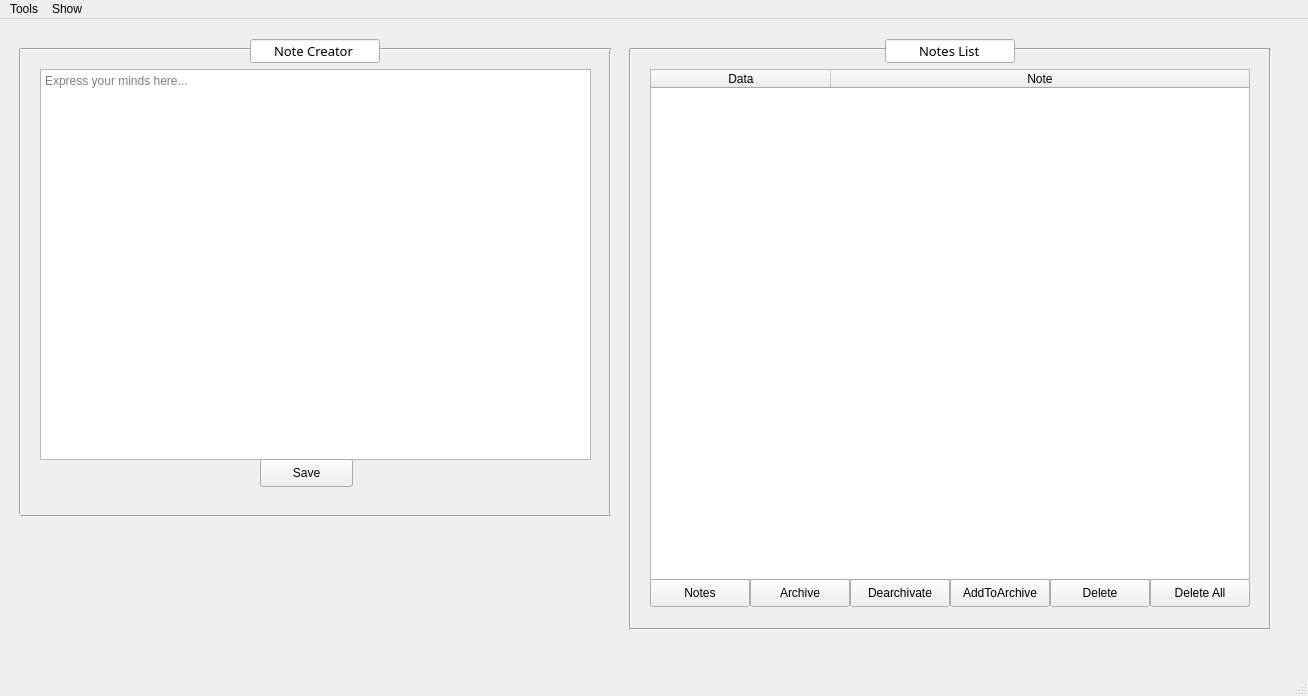
Hodor-Brain/Third_Sem_Lab_2, file Proj1/NotePad/mainwindow.ui: the form before one commit.
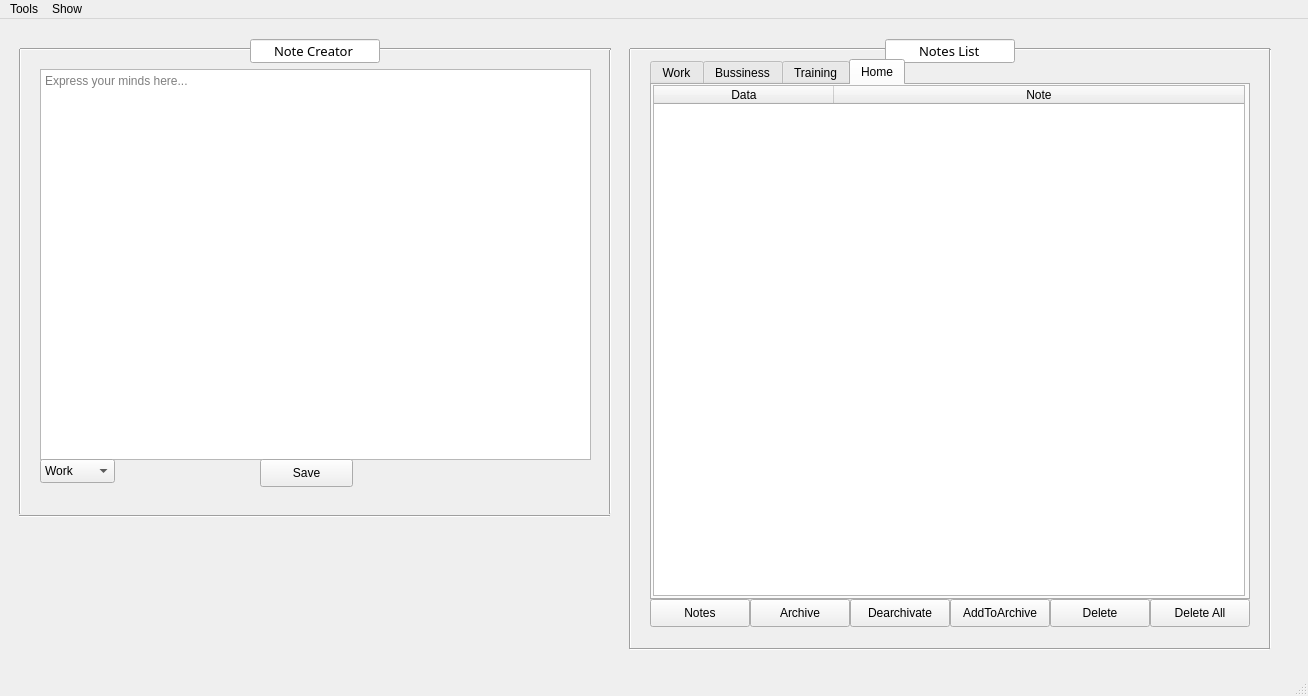
The form after the commit.

```diff
--- a/Proj1/NotePad/mainwindow.ui
+++ b/Proj1/NotePad/mainwindow.ui
@@ -40,97 +40,10 @@
      <string>Save</string>
     </property>
    </widget>
-   <widget class="QTableWidget" name="Table">
-    <property name="geometry">
-     <rect>
-      <x>650</x>
-      <y>50</y>
-      <width>600</width>
-      <height>511</height>
-     </rect>
-    </property>
-    <property name="sizeAdjustPolicy">
-     <enum>QAbstractScrollArea::AdjustIgnored</enum>
-    </property>
-    <property name="selectionBehavior">
-     <enum>QAbstractItemView::SelectRows</enum>
-    </property>
-    <attribute name="horizontalHeaderCascadingSectionResizes">
-     <bool>true</bool>
-    </attribute>
-    <attribute name="horizontalHeaderDefaultSectionSize">
-     <number>180</number>
-    </attribute>
-    <attribute name="horizontalHeaderStretchLastSection">
-     <bool>true</bool>
-    </attribute>
-    <column>
-     <property name="text">
-      <string>Data</string>
-     </property>
-    </column>
-    <column>
-     <property name="text">
-      <string>Note</string>
-     </property>
-    </column>
-   </widget>
-   <widget class="QPushButton" name="DeleteAll">
-    <property name="geometry">
-     <rect>
-      <x>1150</x>
-      <y>560</y>
-      <width>100</width>
-      <height>28</height>
-     </rect>
-    </property>
-    <property name="text">
-     <string>Delete All</string>
-    </property>
-   </widget>
-   <widget class="QPushButton" name="Archivator">
-    <property name="geometry">
-     <rect>
-      <x>950</x>
-      <y>560</y>
-      <width>100</width>
-      <height>28</height>
-     </rect>
-    </property>
-    <property name="text">
-     <string>AddToArchive</string>
-    </property>
-   </widget>
-   <widget class="QPushButton" name="Archive">
-    <property name="geometry">
-     <rect>
-      <x>750</x>
-      <y>560</y>
-      <width>100</width>
-      <height>28</height>
-     </rect>
-    </property>
-    <property name="text">
-     <string>Archive</string>
-    </property>
-   </widget>
-   <widget class="QPushButton" name="Notes">
-    <property name="geometry">
-     <rect>
-      <x>650</x>
-      <y>560</y>
-      <width>100</width>
-      <height>28</height>
-     </rect>
-    </property>
-    <property name="text">
-     <string>Notes</string>
-    </property>
-   </widget>
    <widget class="Line" name="line">
     <property name="geometry">
      <rect>
-      <x>20</x>
+      <x>19</x>
       <y>490</y>
       <width>591</width>
       <height>15</height>
@@ -228,7 +141,7 @@
       <x>620</x>
       <y>30</y>
       <width>20</width>
-      <height>580</height>
+      <height>600</height>
      </rect>
     </property>
     <property name="orientation">
@@ -239,7 +152,7 @@
     <property name="geometry">
      <rect>
       <x>630</x>
-      <y>600</y>
+      <y>620</y>
       <width>640</width>
       <height>20</height>
      </rect>
@@ -277,7 +190,7 @@
       <x>1260</x>
       <y>30</y>
       <width>20</width>
-      <height>580</height>
+      <height>600</height>
      </rect>
     </property>
     <property name="orientation">
@@ -330,24 +243,227 @@
      <enum>Qt::Horizontal</enum>
     </property>
    </widget>
-   <widget class="QPushButton" name="Delete">
+   <widget class="QComboBox" name="comboBox">
     <property name="geometry">
      <rect>
-      <x>1050</x>
-      <y>560</y>
+      <x>40</x>
+      <y>440</y>
+      <width>75</width>
+      <height>24</height>
+     </rect>
+    </property>
+    <item>
+     <property name="text">
+      <string>Work</string>
+     </property>
+    </item>
+    <item>
+     <property name="text">
+      <string>Bussiness</string>
+     </property>
+    </item>
+    <item>
+     <property name="text">
+      <string>Training</string>
+     </property>
+    </item>
+    <item>
+     <property name="text">
+      <string>Home</string>
+     </property>
+    </item>
+   </widget>
+   <widget class="QTabWidget" name="tabWidget">
+    <property name="geometry">
+     <rect>
+      <x>650</x>
+      <y>40</y>
+      <width>600</width>
+      <height>541</height>
+     </rect>
+    </property>
+    <property name="currentIndex">
+     <number>3</number>
+    </property>
+    <widget class="QWidget" name="tab">
+     <attribute name="title">
+      <string>Work</string>
+     </attribute>
+     <widget class="QTableWidget" name="Table">
+      <property name="geometry">
+       <rect>
+        <x>1</x>
+        <y>0</y>
+        <width>592</width>
+        <height>511</height>
+       </rect>
+      </property>
+      <property name="sizeAdjustPolicy">
+       <enum>QAbstractScrollArea::AdjustIgnored</enum>
+      </property>
+      <property name="selectionBehavior">
+       <enum>QAbstractItemView::SelectRows</enum>
+      </property>
+      <attribute name="horizontalHeaderCascadingSectionResizes">
+       <bool>true</bool>
+      </attribute>
+      <attribute name="horizontalHeaderDefaultSectionSize">
+       <number>180</number>
+      </attribute>
+      <attribute name="horizontalHeaderStretchLastSection">
+       <bool>true</bool>
+      </attribute>
+      <column>
+       <property name="text">
+        <string>Data</string>
+       </property>
+      </column>
+      <column>
+       <property name="text">
+        <string>Note</string>
+       </property>
+      </column>
+     </widget>
+    </widget>
+    <widget class="QWidget" name="tab_2">
+     <attribute name="title">
+      <string>Bussiness</string>
+     </attribute>
+     <widget class="QTableWidget" name="Table_2">
+      <property name="geometry">
+       <rect>
+        <x>1</x>
+        <y>0</y>
+        <width>592</width>
+        <height>511</height>
+       </rect>
+      </property>
+      <property name="sizeAdjustPolicy">
+       <enum>QAbstractScrollArea::AdjustIgnored</enum>
+      </property>
+      <property name="selectionBehavior">
+       <enum>QAbstractItemView::SelectRows</enum>
+      </property>
+      <attribute name="horizontalHeaderCascadingSectionResizes">
+       <bool>true</bool>
+      </attribute>
+      <attribute name="horizontalHeaderDefaultSectionSize">
+       <number>180</number>
+      </attribute>
+      <attribute name="horizontalHeaderStretchLastSection">
+       <bool>true</bool>
+      </attribute>
+      <column>
+       <property name="text">
+        <string>Data</string>
+       </property>
+      </column>
+      <column>
+       <property name="text">
+        <string>Note</string>
+       </property>
+      </column>
+     </widget>
+    </widget>
+    <widget class="QWidget" name="tab_3">
+     <attribute name="title">
+      <string>Training</string>
+     </attribute>
+     <widget class="QTableWidget" name="Table_3">
+      <property name="geometry">
+       <rect>
+        <x>1</x>
+        <y>0</y>
+        <width>592</width>
+        <height>511</height>
+       </rect>
+      </property>
+      <property name="sizeAdjustPolicy">
+       <enum>QAbstractScrollArea::AdjustIgnored</enum>
+      </property>
+      <property name="selectionBehavior">
+       <enum>QAbstractItemView::SelectRows</enum>
+      </property>
+      <attribute name="horizontalHeaderCascadingSectionResizes">
+       <bool>true</bool>
+      </attribute>
+      <attribute name="horizontalHeaderDefaultSectionSize">
+       <number>180</number>
+      </attribute>
+      <attribute name="horizontalHeaderStretchLastSection">
+       <bool>true</bool>
+      </attribute>
+      <column>
+       <property name="text">
+        <string>Data</string>
+       </property>
+      </column>
+      <column>
+       <property name="text">
+        <string>Note</string>
+       </property>
+      </column>
+     </widget>
+    </widget>
+    <widget class="QWidget" name="tab_4">
+     <attribute name="title">
+      <string>Home</string>
+     </attribute>
+     <widget class="QTableWidget" name="Table_4">
+      <property name="geometry">
+       <rect>
+        <x>1</x>
+        <y>0</y>
+        <width>592</width>
+        <height>511</height>
+       </rect>
+      </property>
+      <property name="sizeAdjustPolicy">
+       <enum>QAbstractScrollArea::AdjustIgnored</enum>
+      </property>
+      <property name="selectionBehavior">
+       <enum>QAbstractItemView::SelectRows</enum>
+      </property>
+      <attribute name="horizontalHeaderCascadingSectionResizes">
+       <bool>true</bool>
+      </attribute>
+      <attribute name="horizontalHeaderDefaultSectionSize">
+       <number>180</number>
+      </attribute>
+      <attribute name="horizontalHeaderStretchLastSection">
+       <bool>true</bool>
+      </attribute>
+      <column>
+       <property name="text">
+        <string>Data</string>
+       </property>
+      </column>
+      <column>
+       <property name="text">
+        <string>Note</string>
+       </property>
+      </column>
+     </widget>
+    </widget>
+   </widget>
+   <widget class="QPushButton" name="DeleteAll">
+    <property name="geometry">
+     <rect>
+      <x>1150</x>
+      <y>580</y>
       <width>100</width>
       <height>28</height>
      </rect>
     </property>
     <property name="text">
-     <string>Delete</string>
+     <string>Delete All</string>
     </property>
    </widget>
    <widget class="QPushButton" name="Dearchivate">
     <property name="geometry">
      <rect>
       <x>850</x>
-      <y>560</y>
+      <y>580</y>
       <width>100</width>
       <height>28</height>
      </rect>
@@ -356,6 +472,58 @@
      <string>Dearchivate</string>
     </property>
    </widget>
+   <widget class="QPushButton" name="Delete">
+    <property name="geometry">
+     <rect>
+      <x>1050</x>
+      <y>580</y>
+      <width>100</width>
+      <height>28</height>
+     </rect>
+    </property>
+    <property name="text">
+     <string>Delete</string>
+    </property>
+   </widget>
+   <widget class="QPushButton" name="Archive">
+    <property name="geometry">
+     <rect>
+      <x>750</x>
+      <y>580</y>
+      <width>100</width>
+      <height>28</height>
+     </rect>
+    </property>
+    <property name="text">
+     <string>Archive</string>
+    </property>
+   </widget>
+   <widget class="QPushButton" name="Archivator">
+    <property name="geometry">
+     <rect>
+      <x>950</x>
+      <y>580</y>
+      <width>100</width>
+      <height>28</height>
+     </rect>
+    </property>
+    <property name="text">
+     <string>AddToArchive</string>
+    </property>
+   </widget>
+   <widget class="QPushButton" name="Notes">
+    <property name="geometry">
+     <rect>
+      <x>650</x>
+      <y>580</y>
+      <width>100</width>
+      <height>28</height>
+     </rect>
+    </property>
+    <property name="text">
+     <string>Notes</string>
+    </property>
+   </widget>
   </widget>
   <widget class="QMenuBar" name="menubar">
    <property name="geometry">
```
